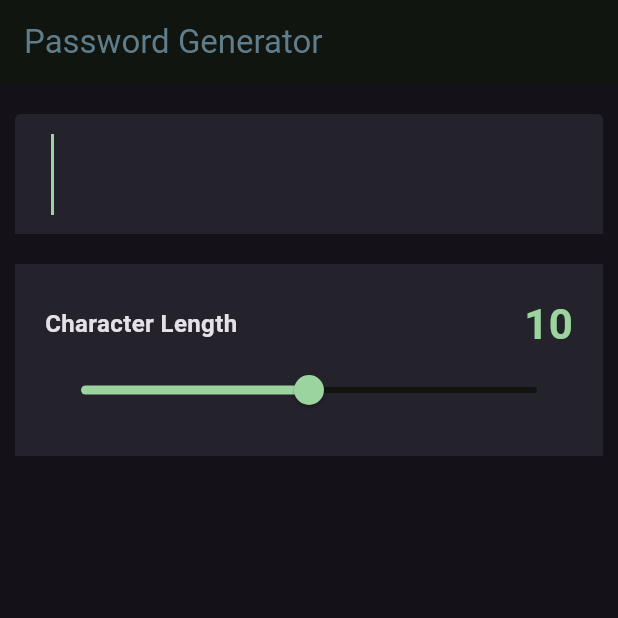
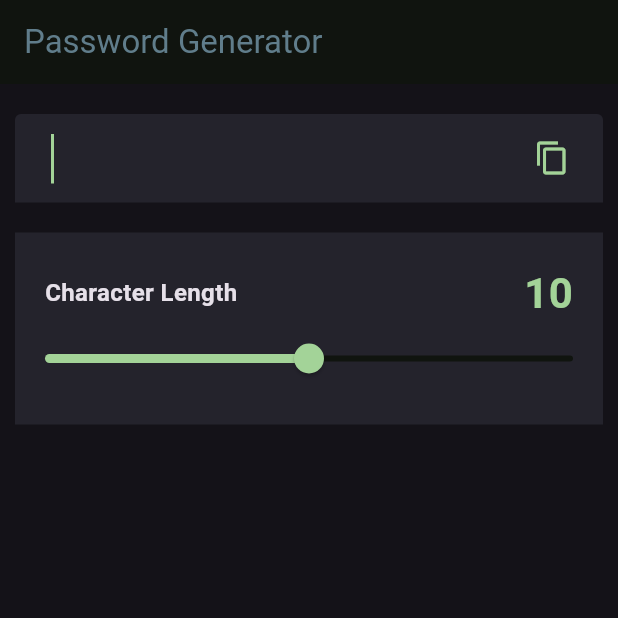
Before and after one commit to jacksonwhiting/password_generator_app_flutter, a Flutter app: the screen it shows after launch, on a phone screen of 412 x 824 dp, the top half of it. Run offline on Flutter 3.47's test engine with Material 3 defaults, Android fonts, the phone set to English and light mode, and no system bars.

Commit message:
added copy icon functionality and slider value state functionality

```diff
--- /dev/null
+++ b/lib/character_field.dart
@@ -0,0 +1,49 @@
+import 'package:flutter/material.dart';
+import 'package:password_generator_app_flutter/slider.dart';
+
+class Characterfield extends StatefulWidget {
+  const Characterfield({super.key});
+
+  @override
+  State<Characterfield> createState() => _CharacterfieldState();
+}
+
+class _CharacterfieldState extends State<Characterfield> {
+  int charLength = 10;
+
+  void setCharLength(double value) {
+    setState(() {
+      charLength = value.round();
+    });
+  }
+
+  @override
+  Widget build(BuildContext context) {
+    return Container(
+        padding: const EdgeInsets.symmetric(horizontal: 20, vertical: 20),
+        decoration: const BoxDecoration(color: Color(0xFF24232C)),
+        child: Column(
+          children: [
+            Row(
+              children: [
+                Text('Character Length',
+                    style: TextStyle(
+                        fontSize:
+                            Theme.of(context).textTheme.bodyLarge?.fontSize,
+                        fontWeight: FontWeight.w700)),
+                const Spacer(),
+                Text(
+                  charLength.toString(),
+                  style: TextStyle(
+                      color: Theme.of(context).colorScheme.primary,
+                      fontSize:
+                          Theme.of(context).textTheme.headlineMedium?.fontSize,
+                      fontWeight: FontWeight.w600),
+                ),
+              ],
+            ),
+            SliderExample(onSliderChange: setCharLength),
+          ],
+        ));
+  }
+}
--- /dev/null
+++ b/lib/cust_input_field.dart
@@ -0,0 +1,52 @@
+import 'package:flutter/material.dart';
+import 'package:flutter/services.dart';
+
+class CustInputField extends StatefulWidget {
+  const CustInputField({super.key});
+
+  @override
+  State<CustInputField> createState() => _CustInputFieldState();
+}
+
+class _CustInputFieldState extends State<CustInputField> {
+  final controller = TextEditingController();
+
+  @override
+  void dispose() {
+    controller.dispose();
+    super.dispose;
+  }
+
+  void copyText() {
+    final text = controller.text;
+    Clipboard.setData(ClipboardData(text: text));
+    ScaffoldMessenger.of(context).showSnackBar(
+      const SnackBar(content: Text('Copied to Clipboard')),
+    );
+  }
+
+  @override
+  Widget build(BuildContext context) {
+    return TextField(
+      autofocus: true,
+      controller: controller,
+      decoration: InputDecoration(
+          fillColor: const Color(0xFF24232C),
+          filled: true,
+          contentPadding:
+              const EdgeInsets.symmetric(horizontal: 20, vertical: 13),
+          border: const UnderlineInputBorder(borderSide: BorderSide.none),
+          suffixIcon: Padding(
+            padding: const EdgeInsetsDirectional.only(end: 10),
+            child: IconButton(
+                onPressed: copyText,
+                icon: Icon(Icons.copy,
+                    color: Theme.of(context).colorScheme.primary)),
+          )),
+      style: TextStyle(
+        fontSize: Theme.of(context).textTheme.titleLarge?.fontSize,
+        fontWeight: FontWeight.w600,
+      ),
+    );
+  }
+}
--- /dev/null
+++ b/lib/custom_slider_track_shape.dart
@@ -0,0 +1,19 @@
+import 'package:flutter/material.dart';
+
+class CustomTrackShape extends RoundedRectSliderTrackShape {
+  @override
+  Rect getPreferredRect({
+    required RenderBox parentBox,
+    Offset offset = Offset.zero,
+    required SliderThemeData sliderTheme,
+    bool isEnabled = false,
+    bool isDiscrete = false,
+  }) {
+    final double? trackHeight = sliderTheme.trackHeight;
+    final double trackLeft = offset.dx;
+    final double trackTop =
+        offset.dy + (parentBox.size.height - trackHeight!) / 2;
+    final double trackWidth = parentBox.size.width;
+    return Rect.fromLTWH(trackLeft, trackTop, trackWidth, trackHeight);
+  }
+}
--- a/lib/main.dart
+++ b/lib/main.dart
@@ -1,7 +1,7 @@
 import 'package:flutter/material.dart';
-
-import 'package:password_generator_app_flutter/text_field.dart';
-import 'package:password_generator_app_flutter/slider.dart';
+import 'package:password_generator_app_flutter/character_field.dart';
+import 'package:password_generator_app_flutter/cust_input_field.dart';
+import 'package:password_generator_app_flutter/custom_slider_track_shape.dart';
 
 var kColorScheme = ColorScheme.fromSeed(
   seedColor: const Color.fromARGB(255, 59, 181, 146),
@@ -9,7 +9,7 @@ var kColorScheme = ColorScheme.fromSeed(
 
 var kDarkColorScheme = ColorScheme.fromSeed(
   brightness: Brightness.dark,
-  seedColor: const Color(0xFFA4FFAF),
+  seedColor: const Color.fromARGB(255, 1, 224, 50),
 );
 
 void main() {
@@ -25,6 +25,9 @@ class MyApp extends StatelessWidget {
     return MaterialApp(
       darkTheme: ThemeData.dark().copyWith(
         colorScheme: kDarkColorScheme,
+        sliderTheme: ThemeData().sliderTheme.copyWith(
+              trackShape: CustomTrackShape(),
+            ),
       ),
       theme: ThemeData().copyWith(
         colorScheme: kColorScheme,
@@ -58,43 +61,11 @@ class MyHomePage extends StatelessWidget {
             0, 20, 0, 0), // left, top, end, bottom
         padding: const EdgeInsetsDirectional.symmetric(
             horizontal: 10), // horizontal, vertical
-        child: Column(
-          children: [
-            const CustInputField(),
-            const SizedBox(height: 20),
-            Container(
-                padding:
-                    const EdgeInsets.symmetric(horizontal: 20, vertical: 20),
-                decoration: const BoxDecoration(color: Color(0xFF24232C)),
-                child: Column(
-                  children: [
-                    Row(
-                      children: [
-                        Text('Character Length',
-                            style: TextStyle(
-                                fontSize: Theme.of(context)
-                                    .textTheme
-                                    .bodyLarge
-                                    ?.fontSize,
-                                fontWeight: FontWeight.w700)),
-                        const Spacer(),
-                        Text(
-                          '10',
-                          style: TextStyle(
-                              color: Theme.of(context).colorScheme.primary,
-                              fontSize: Theme.of(context)
-                                  .textTheme
-                                  .headlineMedium
-                                  ?.fontSize,
-                              fontWeight: FontWeight.w600),
-                        ),
-                      ],
-                    ),
-                    const SliderExample(),
-                  ],
-                )),
-          ],
-        ),
+        child: const Column(children: [
+          CustInputField(),
+          SizedBox(height: 20),
+          Characterfield(),
+        ]),
       ),
     );
   }
--- a/lib/slider.dart
+++ b/lib/slider.dart
@@ -1,7 +1,9 @@
 import 'package:flutter/material.dart';
 
 class SliderExample extends StatefulWidget {
-  const SliderExample({super.key});
+  const SliderExample({super.key, required this.onSliderChange});
+
+  final void Function(double slideCharLength) onSliderChange;
 
   @override
   State<SliderExample> createState() => _SliderExampleState();
@@ -10,18 +12,22 @@ class SliderExample extends StatefulWidget {
 class _SliderExampleState extends State<SliderExample> {
   double _currentSliderValue = 10;
 
+  void setCharLength(double value) {
+    widget.onSliderChange(value);
+    setState(() {
+      _currentSliderValue = value;
+    });
+  }
+
   @override
   Widget build(BuildContext context) {
     return Slider(
       value: _currentSliderValue,
       max: 20,
-      // divisions: 5,
-      label: _currentSliderValue.round().toString(),
+      label: _currentSliderValue.toString(),
       inactiveColor: Theme.of(context).colorScheme.surface,
       onChanged: (double value) {
-        setState(() {
-          _currentSliderValue = value;
-        });
+        setCharLength(value);
       },
     );
   }
--- a/lib/text_field.dart
+++ /dev/null
@@ -1,22 +0,0 @@
-import 'package:flutter/material.dart';
-
-class CustInputField extends StatelessWidget {
-  const CustInputField({super.key});
-
-  @override
-  Widget build(BuildContext context) {
-    return TextField(
-      autofocus: true,
-      decoration: const InputDecoration(
-        fillColor: Color(0xFF24232C),
-        filled: true,
-        contentPadding: EdgeInsets.symmetric(horizontal: 20, vertical: 13),
-        border: UnderlineInputBorder(borderSide: BorderSide.none),
-      ),
-      style: TextStyle(
-        fontSize: Theme.of(context).textTheme.displaySmall?.fontSize,
-        fontWeight: FontWeight.w600,
-      ),
-    );
-  }
-}
```
Also changed, not shown: pubspec.yaml (+45 -48 lines), assets/fonts/JetBrainsMono-Italic-VariableFont_wght.ttf (added), assets/fonts/JetBrainsMono-VariableFont_wght.ttf (added), assets/fonts/README.txt (added), assets/fonts/static/JetBrainsMono-Bold.ttf (added), assets/fonts/static/JetBrainsMono-BoldItalic.ttf (added), assets/images/favicon-32x32.png (added), assets/images/icon-arrow-right.svg (added), assets/images/icon-check.svg (added), assets/images/icon-copy.svg (added), 1 other file.
